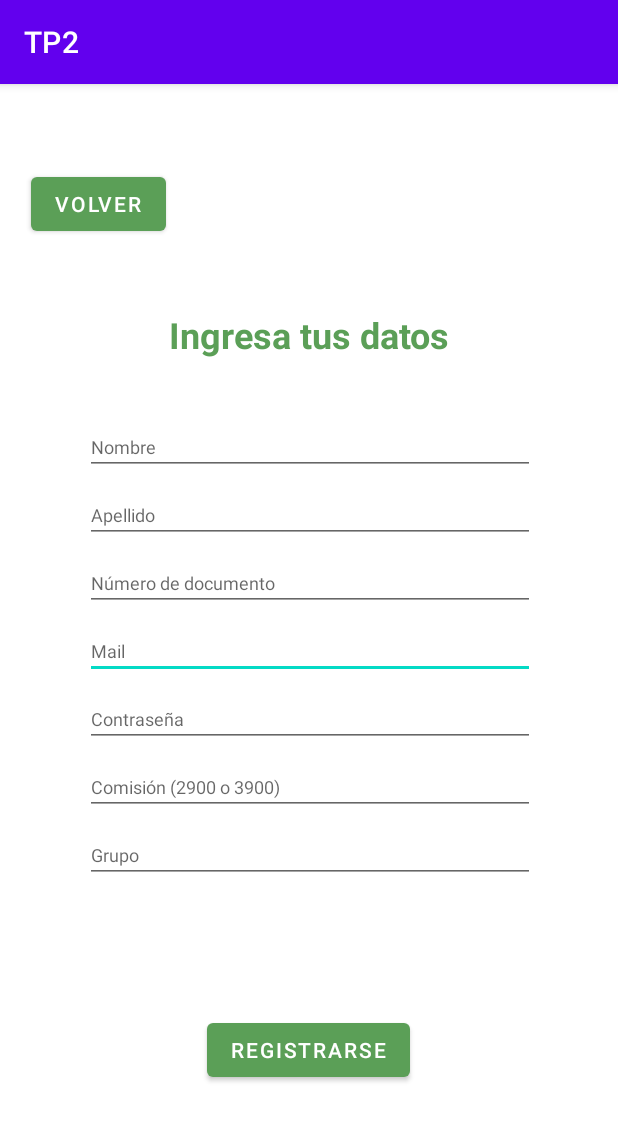
After one commit to luchosic/SOA, an Android app: the RegisterActivity screen opened directly, with no data from a screen before it, on a phone screen of 412 x 824 dp. The commit adds this screen. Shown: the top 1121 px of the screen. Run offline under Robolectric (Android 15) with nearby library versions, the phone set to English and light mode, and no system bars.

Commit message:
Se agrega navegación entre pantallas

```diff
--- a/TP2-CODIGO/app/src/main/AndroidManifest.xml
+++ b/TP2-CODIGO/app/src/main/AndroidManifest.xml
@@ -11,6 +11,12 @@
         android:theme="@style/Theme.TP2">
         <activity
             android:name=".MainActivity"
+            android:exported="false" />
+        <activity
+            android:name=".RegisterActivity"
+            android:exported="false" />
+        <activity
+            android:name=".LoginActivity"
             android:exported="true">
             <intent-filter>
                 <action android:name="android.intent.action.MAIN" />
--- a/TP2-CODIGO/app/src/main/java/com/example/tp2/MainActivity.java
+++ b/TP2-CODIGO/app/src/main/java/com/example/tp2/MainActivity.java
@@ -3,12 +3,13 @@ package com.example.tp2;
 import androidx.appcompat.app.AppCompatActivity;
 
 import android.os.Bundle;
+import android.widget.Button;
 
 public class MainActivity extends AppCompatActivity {
 
     @Override
     protected void onCreate(Bundle savedInstanceState) {
         super.onCreate(savedInstanceState);
-        setContentView(R.layout.activity_register);
+        setContentView(R.layout.activity_autentication);
     }
 }
--- /dev/null
+++ b/TP2-CODIGO/app/src/main/java/com/example/tp2/RegisterActivity.java
@@ -0,0 +1,29 @@
+package com.example.tp2;
+
+import androidx.appcompat.app.AppCompatActivity;
+
+import android.content.Intent;
+import android.os.Bundle;
+import android.view.View;
+import android.widget.Button;
+
+public class RegisterActivity extends AppCompatActivity {
+
+    Button volverBtn;
+
+    @Override
+    protected void onCreate(Bundle savedInstanceState) {
+        super.onCreate(savedInstanceState);
+        setContentView(R.layout.activity_register);
+
+        volverBtn = (Button)findViewById(R.id.volverButton);
+
+        volverBtn.setOnClickListener(new View.OnClickListener() {
+            @Override
+            public void onClick(View v) {
+                Intent intent = new Intent(RegisterActivity.this, LoginActivity.class);
+                startActivity(intent);
+            }
+        });
+    }
+}
--- a/TP2-CODIGO/app/src/main/res/layout/activity_register.xml
+++ b/TP2-CODIGO/app/src/main/res/layout/activity_register.xml
@@ -9,7 +9,7 @@
         android:id="@+id/textView"
         android:layout_width="wrap_content"
         android:layout_height="wrap_content"
-        android:layout_marginTop="35dp"
+        android:layout_marginTop="250dp"
         android:layout_marginBottom="10dp"
         android:text="Ingresa tus datos"
         android:textColor="#5B9F57"
@@ -21,63 +21,18 @@
         app:layout_constraintTop_toTopOf="parent" />
 
     <EditText
-        android:id="@+id/nombreRegistro"
-        android:layout_width="300dp"
-        android:layout_height="wrap_content"
-        android:layout_marginTop="30dp"
-        android:layout_marginBottom="8dp"
-        android:ems="10"
-        android:inputType="textPersonName"
-        android:autofillHints="Nombre"
-        android:hint="Nombre"
-        android:textSize="12sp"
-        app:layout_constraintBottom_toTopOf="@+id/apellidoRegistro"
-        app:layout_constraintEnd_toEndOf="parent"
-        app:layout_constraintStart_toStartOf="parent"
-        app:layout_constraintTop_toBottomOf="@+id/textView" />
-
-    <EditText
-        android:id="@+id/apellidoRegistro"
-        android:layout_width="300dp"
-        android:layout_height="wrap_content"
-        android:layout_marginBottom="8dp"
-        android:ems="10"
-        android:inputType="textPersonName"
-        android:autofillHints="Apellido"
-        android:hint="Apellido"
-        android:textSize="12sp"
-        app:layout_constraintBottom_toTopOf="@+id/nrodocRegistro"
-        app:layout_constraintEnd_toEndOf="parent"
-        app:layout_constraintStart_toStartOf="parent"
-        app:layout_constraintTop_toBottomOf="@+id/nombreRegistro" />
-
-    <EditText
-        android:id="@+id/nrodocRegistro"
-        android:layout_width="300dp"
-        android:layout_height="wrap_content"
-        android:layout_marginBottom="8dp"
-        android:ems="10"
-        android:inputType="number"
-        android:autofillHints="Número de documento"
-        android:hint="Número de documento"
-        android:textSize="12sp"
-        app:layout_constraintBottom_toTopOf="@+id/mailRegistro"
-        app:layout_constraintEnd_toEndOf="parent"
-        app:layout_constraintStart_toStartOf="parent"
-        app:layout_constraintTop_toBottomOf="@+id/apellidoRegistro" />
-
-    <EditText
         android:id="@+id/mailRegistro"
         android:layout_width="300dp"
         android:layout_height="wrap_content"
         android:layout_marginBottom="8dp"
+        android:autofillHints="Mail"
         android:ems="10"
+        android:hint="Mail"
         android:inputType="textPersonName"
-        android:autofillHints="Mail"
-        android:hint="Mail"
         android:textSize="12sp"
         app:layout_constraintBottom_toTopOf="@+id/passwordRegistro"
         app:layout_constraintEnd_toEndOf="parent"
+        app:layout_constraintHorizontal_bias="0.504"
         app:layout_constraintStart_toStartOf="parent"
         app:layout_constraintTop_toBottomOf="@+id/nrodocRegistro" />
 
@@ -93,9 +48,73 @@
         android:textSize="12sp"
         app:layout_constraintBottom_toTopOf="@+id/comisionRegistro"
         app:layout_constraintEnd_toEndOf="parent"
+        app:layout_constraintHorizontal_bias="0.504"
         app:layout_constraintStart_toStartOf="parent"
         app:layout_constraintTop_toBottomOf="@+id/mailRegistro" />
 
+    <EditText
+        android:id="@+id/grupoRegistro"
+        android:layout_width="300dp"
+        android:layout_height="wrap_content"
+        android:layout_marginBottom="335dp"
+        android:autofillHints="Grupo"
+        android:ems="10"
+        android:hint="Grupo"
+        android:inputType="number"
+        android:maxLength="2"
+        android:textSize="12sp"
+        app:layout_constraintBottom_toBottomOf="parent"
+        app:layout_constraintEnd_toEndOf="parent"
+        app:layout_constraintHorizontal_bias="0.504"
+        app:layout_constraintStart_toStartOf="parent"
+        app:layout_constraintTop_toBottomOf="@+id/comisionRegistro" />
+
+    <Button
+        android:id="@+id/registrateButtom"
+        android:layout_width="wrap_content"
+        android:layout_height="wrap_content"
+        android:layout_marginTop="16dp"
+        android:layout_marginBottom="100dp"
+        android:text="REGISTRARSE"
+        app:backgroundTint="#5B9F57"
+        app:layout_constraintBottom_toBottomOf="parent"
+        app:layout_constraintEnd_toEndOf="parent"
+        app:layout_constraintHorizontal_bias="0.498"
+        app:layout_constraintStart_toStartOf="parent"
+        app:layout_constraintTop_toBottomOf="@+id/grupoRegistro"
+        app:layout_constraintVertical_bias="1.0" />
+
+    <EditText
+        android:id="@+id/nrodocRegistro"
+        android:layout_width="300dp"
+        android:layout_height="wrap_content"
+        android:layout_marginBottom="8dp"
+        android:autofillHints="Número de documento"
+        android:ems="10"
+        android:hint="Número de documento"
+        android:inputType="number"
+        android:textSize="12sp"
+        app:layout_constraintBottom_toTopOf="@+id/mailRegistro"
+        app:layout_constraintEnd_toEndOf="parent"
+        app:layout_constraintHorizontal_bias="0.504"
+        app:layout_constraintStart_toStartOf="parent"
+        app:layout_constraintTop_toBottomOf="@+id/apellidoRegistro" />
+
+    <EditText
+        android:id="@+id/apellidoRegistro"
+        android:layout_width="300dp"
+        android:layout_height="wrap_content"
+        android:layout_marginBottom="8dp"
+        android:autofillHints="Apellido"
+        android:ems="10"
+        android:hint="Apellido"
+        android:inputType="textPersonName"
+        android:textSize="12sp"
+        app:layout_constraintBottom_toTopOf="@+id/nrodocRegistro"
+        app:layout_constraintEnd_toEndOf="parent"
+        app:layout_constraintHorizontal_bias="0.504"
+        app:layout_constraintStart_toStartOf="parent"
+        app:layout_constraintTop_toBottomOf="@+id/nombreRegistro" />
 
     <EditText
         android:id="@+id/comisionRegistro"
@@ -106,46 +125,47 @@
         android:ems="10"
         android:hint="Comisión (2900 o 3900)"
         android:inputType="number"
+        android:maxLength="4"
         android:textSize="12sp"
-        android:maxLength="4"
         app:layout_constraintBottom_toTopOf="@+id/grupoRegistro"
         app:layout_constraintEnd_toEndOf="parent"
+        app:layout_constraintHorizontal_bias="0.504"
         app:layout_constraintStart_toStartOf="parent"
         app:layout_constraintTop_toBottomOf="@+id/passwordRegistro" />
 
-
     <EditText
-        android:id="@+id/grupoRegistro"
+        android:id="@+id/nombreRegistro"
         android:layout_width="300dp"
         android:layout_height="wrap_content"
-        android:layout_marginBottom="335dp"
-        android:autofillHints="Grupo"
+        android:layout_marginTop="30dp"
+        android:layout_marginBottom="8dp"
+        android:autofillHints="Nombre"
         android:ems="10"
-        android:hint="Grupo"
-        android:maxLength="2"
-        android:inputType="number"
+        android:hint="Nombre"
+        android:inputType="textPersonName"
         android:textSize="12sp"
-        app:layout_constraintBottom_toBottomOf="parent"
+        app:layout_constraintBottom_toTopOf="@+id/apellidoRegistro"
+        app:layout_constraintEnd_toEndOf="parent"
+        app:layout_constraintHorizontal_bias="0.504"
+        app:layout_constraintStart_toStartOf="parent"
+        app:layout_constraintTop_toBottomOf="@+id/textView" />
+
+    <Button
+        android:id="@+id/volverButton"
+        android:layout_width="wrap_content"
+        android:layout_height="wrap_content"
+        android:layout_marginStart="20dp"
+        android:layout_marginLeft="20dp"
+        android:layout_marginTop="40dp"
+        android:layout_marginEnd="301dp"
+        android:layout_marginRight="301dp"
+        android:layout_marginBottom="103dp"
+        android:text="Volver"
+        app:backgroundTint="#5B9F57"
+        app:layout_constraintBottom_toTopOf="@+id/nombreRegistro"
         app:layout_constraintEnd_toEndOf="parent"
         app:layout_constraintStart_toStartOf="parent"
-        app:layout_constraintTop_toBottomOf="@+id/comisionRegistro" />
-
-
-    <Button
-        android:id="@+id/registrateButtom"
-        android:layout_width="wrap_content"
-        android:layout_height="wrap_content"
-        android:layout_marginTop="32dp"
-        android:layout_marginBottom="225dp"
-        android:text="REGISTRARSE"
-        app:backgroundTint="#5B9F57"
-        app:layout_constraintBottom_toBottomOf="parent"
-        app:layout_constraintEnd_toEndOf="parent"
-        app:layout_constraintHorizontal_bias="0.498"
-        app:layout_constraintStart_toStartOf="parent"
-        app:layout_constraintTop_toBottomOf="@+id/grupoRegistro"
-        app:layout_constraintVertical_bias="1.0" />
-
+        app:layout_constraintTop_toTopOf="parent" />
 
 
 </androidx.constraintlayout.widget.ConstraintLayout>
```
Also changed, not shown: TP2-CODIGO/app/src/main/java/com/example/tp2/LoginActivity.java (added, +29 -0 lines), TP2-CODIGO/app/src/main/res/layout/activity_autentication.xml (+32 -0 lines), TP2-CODIGO/app/src/main/res/layout/activity_login.xml (+5 -5 lines), TP2-CODIGO/app/src/main/res/layout/activity_main.xml (deleted, +0 -18 lines).
